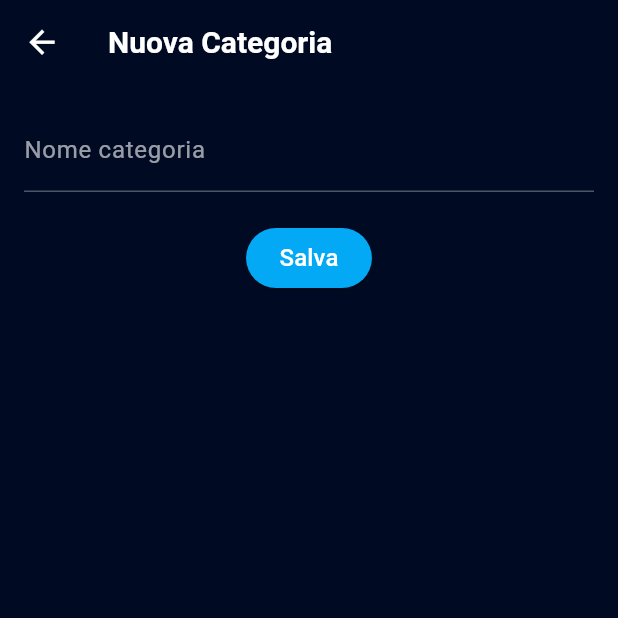
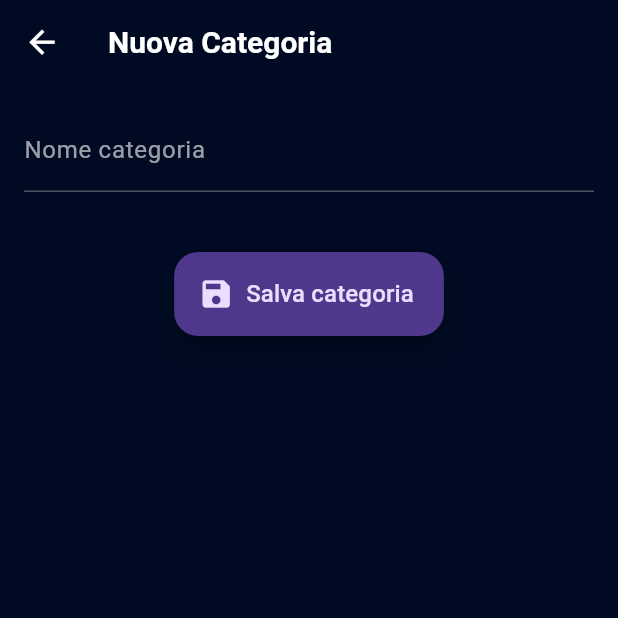
Before and after one commit to Gabbo-Unisa/ProgettoMobile, a Flutter app: the SchermataAggiuntaCategoria screen opened directly, on a phone screen of 412 x 824 dp, the top half of it. Run offline on Flutter 3.47's test engine with Material 3 defaults, Android fonts, the phone set to English and light mode, and no system bars; our stand-ins replace image_picker, material_design_icons_flutter, sqflite; accounts and stored records are empty.

Commit message:
Implementazione vinili_list_view.dart

```diff
--- a/lib/screens/form_categoria.dart
+++ b/lib/screens/form_categoria.dart
@@ -8,10 +8,12 @@ class SchermataAggiuntaCategoria extends StatefulWidget {
   const SchermataAggiuntaCategoria({super.key});
 
   @override
-  State<SchermataAggiuntaCategoria> createState() => _SchermataAggiuntaCategoriaState();
+  State<SchermataAggiuntaCategoria> createState() =>
+      _SchermataAggiuntaCategoriaState();
 }
 
-class _SchermataAggiuntaCategoriaState extends State<SchermataAggiuntaCategoria> {
+class _SchermataAggiuntaCategoriaState
+    extends State<SchermataAggiuntaCategoria> {
   final _formKey = GlobalKey<FormState>();
   String? _nomeCategoria;
 
@@ -19,13 +21,16 @@ class _SchermataAggiuntaCategoriaState extends State<SchermataAggiuntaCategoria>
     if (_formKey.currentState!.validate()) {
       _formKey.currentState!.save();
 
-      final categoriaProvider = Provider.of<CategoriaProvider>(context, listen: false);
+      final categoriaProvider = Provider.of<CategoriaProvider>(
+        context,
+        listen: false,
+      );
 
       // Controllo se la categoria esiste già
       final nomeNorm = _nomeCategoria!.trim().toLowerCase();
 
       final duplicata = categoriaProvider.categorie.any(
-            (c) => c.nome.trim().toLowerCase() == nomeNorm,
+        (c) => c.nome.trim().toLowerCase() == nomeNorm,
       );
 
       if (duplicata) {
@@ -42,13 +47,10 @@ class _SchermataAggiuntaCategoriaState extends State<SchermataAggiuntaCategoria>
     }
   }
 
-
   @override
   Widget build(BuildContext context) {
     return Scaffold(
-      appBar: AppBar(
-        title: const Text('Nuova Categoria'),
-      ),
+      appBar: AppBar(title: const Text('Nuova Categoria')),
       body: Padding(
         padding: const EdgeInsets.all(16),
         child: Form(
@@ -56,18 +58,19 @@ class _SchermataAggiuntaCategoriaState extends State<SchermataAggiuntaCategoria>
           child: Column(
             children: [
               TextFormField(
-                decoration: const InputDecoration(
-                  labelText: 'Nome categoria'
-                ),
-                validator: (value) =>
-                value == null || value.isEmpty ? 'Inserisci un nome' : null,
+                decoration: const InputDecoration(labelText: 'Nome categoria'),
+                validator:
+                    (value) =>
+                        value == null || value.isEmpty
+                            ? 'Inserisci un nome'
+                            : null,
                 onSaved: (value) => _nomeCategoria = value,
               ),
-              const SizedBox(height: 20),
-              ElevatedButton(
+              const SizedBox(height: 40),
+              FloatingActionButton.extended(
                 onPressed: _salvaCategoria,
-                style: ElevatedButton.styleFrom(backgroundColor: Colors.lightBlue),
-                child: const Text('Salva', style: TextStyle(color: Colors.white)),
+                icon: const Icon(Icons.save),
+                label: const Text('Salva categoria'),
               ),
             ],
           ),
--- a/lib/screens/vinili_list_view.dart
+++ b/lib/screens/vinili_list_view.dart
@@ -10,12 +10,14 @@ import 'dettaglio_vinile.dart';
 
 class ViniliListView extends StatelessWidget {
   final List<Vinile> vinili;
+  final String? categoria;
   final String messaggio;
 
   const ViniliListView({
     super.key,
     required this.vinili,
     required this.messaggio,
+    this.categoria,
   });
 
   @override
--- a/lib/theme/app_theme.dart
+++ b/lib/theme/app_theme.dart
@@ -17,7 +17,7 @@ class AppTheme {
     ),
 
     tabBarTheme: const TabBarThemeData(
-      indicatorColor: Colors.lightBlue,
+      indicatorColor: Colors.deepPurple,
       labelColor: Colors.white,
       unselectedLabelColor: Colors.white60,
     ),
```
Also changed, not shown: lib/screens/libreria.dart (+13 -6 lines), lib/screens/lista_vinili_per_categoria.dart (deleted, +0 -105 lines).
